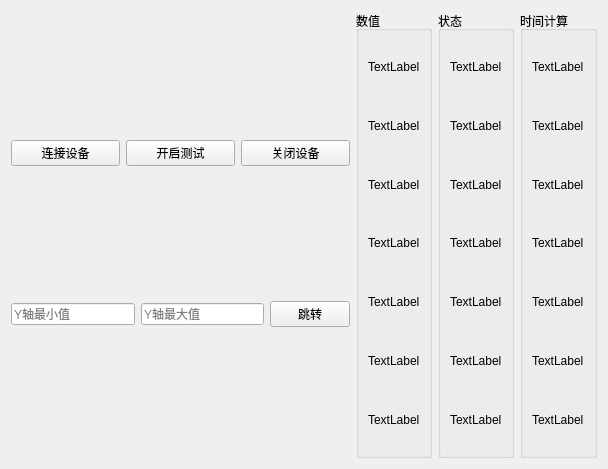
Before: the Qt Designer form DC_3/chartdisplay.ui in kingsun998/Qt, drawn with Qt 5.
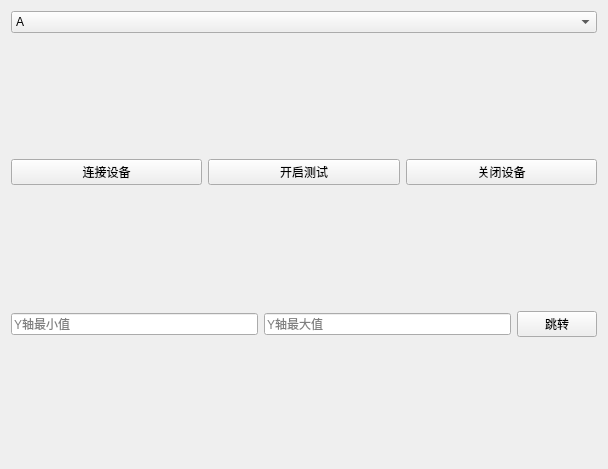
After: the same form once the commit is applied.

```diff
--- a/DC_3/chartdisplay.ui
+++ b/DC_3/chartdisplay.ui
@@ -20,7 +20,22 @@
    <item>
     <layout class="QVBoxLayout" name="verticalLayout">
      <item>
-      <layout class="QVBoxLayout" name="chartLayout"/>
+      <layout class="QVBoxLayout" name="chartLayout">
+       <item>
+        <widget class="QComboBox" name="comboBox">
+         <item>
+          <property name="text">
+           <string>A</string>
+          </property>
+         </item>
+         <item>
+          <property name="text">
+           <string>B</string>
+          </property>
+         </item>
+        </widget>
+       </item>
+      </layout>
      </item>
      <item>
       <layout class="QVBoxLayout" name="verticalLayout_9">
@@ -84,193 +99,7 @@
    <item>
     <layout class="QHBoxLayout" name="horizontalLayout_2">
      <item>
-      <layout class="QVBoxLayout" name="verticalLayout_5" stretch=""/>
-     </item>
-     <item>
-      <layout class="QVBoxLayout" name="verticalLayout_6">
-       <item>
-        <widget class="QGroupBox" name="groupBox_2">
-         <property name="title">
-          <string>数值</string>
-         </property>
-         <layout class="QVBoxLayout" name="verticalLayout_7">
-          <item>
-           <widget class="QLabel" name="label">
-            <property name="text">
-             <string>TextLabel</string>
-            </property>
-           </widget>
-          </item>
-          <item>
-           <widget class="QLabel" name="label_2">
-            <property name="text">
-             <string>TextLabel</string>
-            </property>
-           </widget>
-          </item>
-          <item>
-           <widget class="QLabel" name="label_3">
-            <property name="text">
-             <string>TextLabel</string>
-            </property>
-           </widget>
-          </item>
-          <item>
-           <widget class="QLabel" name="label_4">
-            <property name="text">
-             <string>TextLabel</string>
-            </property>
-           </widget>
-          </item>
-          <item>
-           <widget class="QLabel" name="label_5">
-            <property name="text">
-             <string>TextLabel</string>
-            </property>
-           </widget>
-          </item>
-          <item>
-           <widget class="QLabel" name="label_6">
-            <property name="text">
-             <string>TextLabel</string>
-            </property>
-           </widget>
-          </item>
-          <item>
-           <widget class="QLabel" name="label_7">
-            <property name="text">
-             <string>TextLabel</string>
-            </property>
-           </widget>
-          </item>
-         </layout>
-        </widget>
-       </item>
-      </layout>
-     </item>
-     <item>
-      <layout class="QVBoxLayout" name="verticalLayout_2">
-       <item>
-        <widget class="QGroupBox" name="groupBox_4">
-         <property name="title">
-          <string>状态</string>
-         </property>
-         <layout class="QVBoxLayout" name="verticalLayout_10">
-          <item>
-           <widget class="QLabel" name="label_15">
-            <property name="text">
-             <string>TextLabel</string>
-            </property>
-           </widget>
-          </item>
-          <item>
-           <widget class="QLabel" name="label_21">
-            <property name="text">
-             <string>TextLabel</string>
-            </property>
-           </widget>
-          </item>
-          <item>
-           <widget class="QLabel" name="label_20">
-            <property name="text">
-             <string>TextLabel</string>
-            </property>
-           </widget>
-          </item>
-          <item>
-           <widget class="QLabel" name="label_19">
-            <property name="text">
-             <string>TextLabel</string>
-            </property>
-           </widget>
-          </item>
-          <item>
-           <widget class="QLabel" name="label_18">
-            <property name="text">
-             <string>TextLabel</string>
-            </property>
-           </widget>
-          </item>
-          <item>
-           <widget class="QLabel" name="label_17">
-            <property name="text">
-             <string>TextLabel</string>
-            </property>
-           </widget>
-          </item>
-          <item>
-           <widget class="QLabel" name="label_16">
-            <property name="text">
-             <string>TextLabel</string>
-            </property>
-           </widget>
-          </item>
-         </layout>
-        </widget>
-       </item>
-      </layout>
-     </item>
-     <item>
-      <layout class="QVBoxLayout" name="verticalLayout_4">
-       <item>
-        <widget class="QGroupBox" name="groupBox_3">
-         <property name="title">
-          <string>时间计算</string>
-         </property>
-         <layout class="QVBoxLayout" name="verticalLayout_8">
-          <item>
-           <widget class="QLabel" name="label_8">
-            <property name="text">
-             <string>TextLabel</string>
-            </property>
-           </widget>
-          </item>
-          <item>
-           <widget class="QLabel" name="label_9">
-            <property name="text">
-             <string>TextLabel</string>
-            </property>
-           </widget>
-          </item>
-          <item>
-           <widget class="QLabel" name="label_10">
-            <property name="text">
-             <string>TextLabel</string>
-            </property>
-           </widget>
-          </item>
-          <item>
-           <widget class="QLabel" name="label_11">
-            <property name="text">
-             <string>TextLabel</string>
-            </property>
-           </widget>
-          </item>
-          <item>
-           <widget class="QLabel" name="label_12">
-            <property name="text">
-             <string>TextLabel</string>
-            </property>
-           </widget>
-          </item>
-          <item>
-           <widget class="QLabel" name="label_13">
-            <property name="text">
-             <string>TextLabel</string>
-            </property>
-           </widget>
-          </item>
-          <item>
-           <widget class="QLabel" name="label_14">
-            <property name="text">
-             <string>TextLabel</string>
-            </property>
-           </widget>
-          </item>
-         </layout>
-        </widget>
-       </item>
-      </layout>
+      <layout class="QVBoxLayout" name="verticalLayout_5"/>
      </item>
     </layout>
    </item>
```
